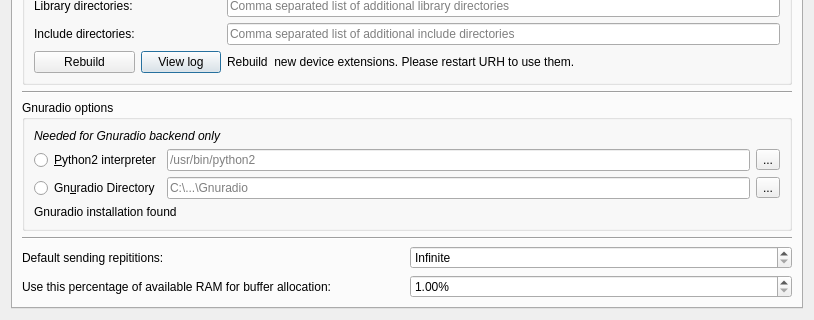
The window that data/ui/options.ui (jopohl/urh) describes before a commit, drawn with Qt 5; both pictures show x 0 to 814 and y 502 to 822 of the 814 by 822 pixel window.
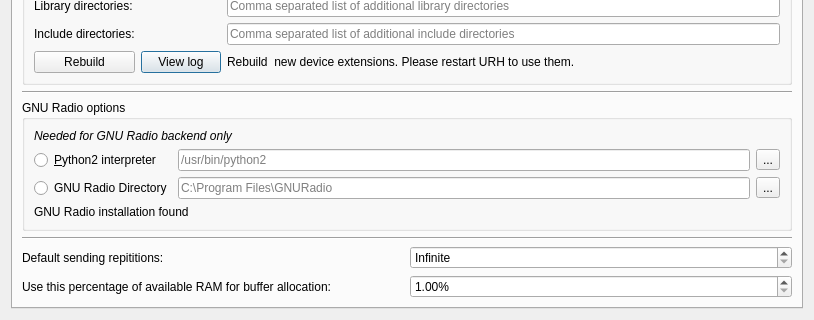
The same window after the commit. Icons and pictures are not drawn. Custom widgets are drawn as their Qt base class.

Commit message: fix GNU Radio spelling

Patch:
```diff
--- a/data/ui/options.ui
+++ b/data/ui/options.ui
@@ -525,7 +525,7 @@
        <item>
         <widget class="QGroupBox" name="groupBox_3">
          <property name="title">
-          <string>Gnuradio options</string>
+          <string>GNU Radio options</string>
          </property>
          <layout class="QGridLayout" name="gridLayout_2">
           <item row="0" column="0" colspan="2">
@@ -536,7 +536,7 @@
              </font>
             </property>
             <property name="text">
-             <string>Needed for Gnuradio backend only</string>
+             <string>Needed for GNU Radio backend only</string>
             </property>
            </widget>
           </item>
@@ -556,7 +556,7 @@
              <string notr="true"/>
             </property>
             <property name="text">
-             <string>Gnuradio installation found</string>
+             <string>GNU Radio installation found</string>
             </property>
            </widget>
           </item>
@@ -568,8 +568,11 @@
             <property name="toolTip">
              <string>&lt;html&gt;&lt;head/&gt;&lt;body&gt;&lt;p&gt;If you installed Gnuradio with a bundled python interpreter, you need to enter the site-packages path of the installation here. The path should be something like &lt;span style=&quot; font-style:italic;&quot;&gt;C:\Program Files\GNURadio-3.7&lt;/span&gt;.&lt;/p&gt;&lt;/body&gt;&lt;/html&gt;</string>
             </property>
+            <property name="text">
+             <string/>
+            </property>
             <property name="placeholderText">
-             <string>C:\...\Gnuradio</string>
+             <string>C:\Program Files\GNURadio</string>
             </property>
            </widget>
           </item>
@@ -589,7 +592,7 @@
              <string>&lt;html&gt;&lt;head/&gt;&lt;body&gt;&lt;p&gt;If you installed Gnuradio with a bundled python interpreter, you need to enter the site-packages path of the installation here. The path should be something like &lt;span style=&quot; font-style:italic;&quot;&gt;C:\Program Files\GNURadio-3.7&lt;/span&gt;.&lt;/p&gt;&lt;/body&gt;&lt;/html&gt;</string>
             </property>
             <property name="text">
-             <string>Gn&amp;uradio Directory</string>
+             <string>GNU Radio Directory</string>
             </property>
            </widget>
           </item>
```
Left out of the diff: 4 changed lines with no effect on the pictures. The commit also changes 2 other files.
